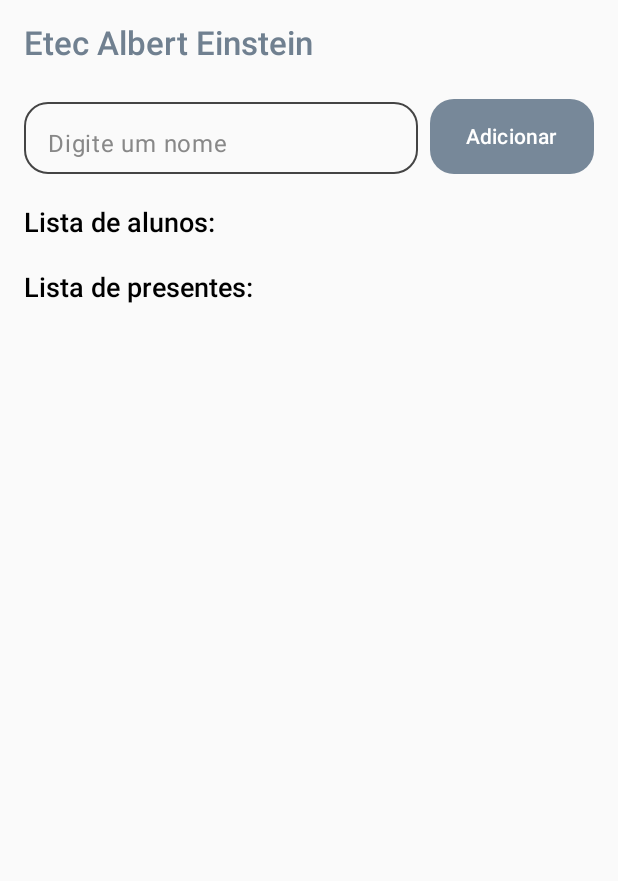
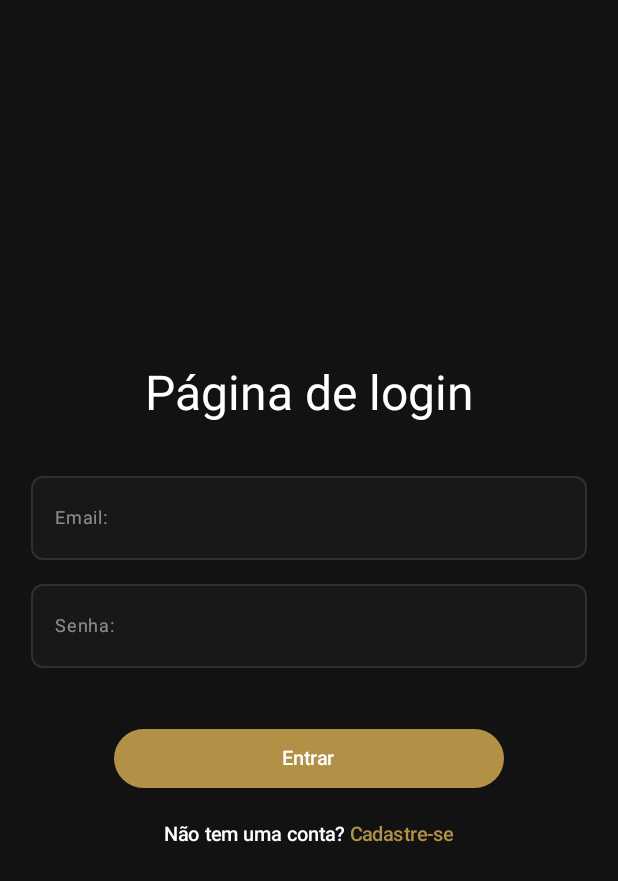
Before and after one commit to danielalmeidafr/Student, an Android app built with Jetpack Compose: the screen it shows after launch (MainActivity), on a phone screen of 412 x 824 dp. Shown: the top 881 px of the screen. Run offline under Robolectric (Android 15) with nearby library versions, the phone set to English and light mode, and no system bars.

Commit message:
feat: adiciona front de login e signup

```diff
--- a/app/build.gradle.kts
+++ b/app/build.gradle.kts
@@ -49,6 +49,7 @@ dependencies {
     implementation(libs.androidx.ui.graphics)
     implementation(libs.androidx.ui.tooling.preview)
     implementation(libs.androidx.material3)
+    implementation(libs.androidx.navigation.compose)
     testImplementation(libs.junit)
     androidTestImplementation(libs.androidx.junit)
     androidTestImplementation(libs.androidx.espresso.core)
--- a/app/src/main/java/com/student/MainActivity.kt
+++ b/app/src/main/java/com/student/MainActivity.kt
@@ -4,21 +4,20 @@ import android.os.Bundle
 import androidx.activity.ComponentActivity
 import androidx.activity.compose.setContent
 import androidx.activity.enableEdgeToEdge
+import androidx.activity.viewModels
 import androidx.compose.foundation.layout.fillMaxSize
 import androidx.compose.foundation.layout.padding
 import androidx.compose.material3.Scaffold
-import androidx.compose.material3.Text
-import androidx.compose.runtime.Composable
 import androidx.compose.ui.Modifier
-import androidx.compose.ui.tooling.preview.Preview
-import com.student.views.Home
 
 class MainActivity : ComponentActivity() {
     override fun onCreate(savedInstanceState: Bundle?) {
         super.onCreate(savedInstanceState)
         enableEdgeToEdge()
         setContent {
-            Home()
+            Scaffold(modifier = Modifier.fillMaxSize()) { innerPadding ->
+                Navigation(modifier = Modifier.padding(innerPadding))
+            }
         }
     }
 }
--- /dev/null
+++ b/app/src/main/java/com/student/Navigation.kt
@@ -0,0 +1,29 @@
+package com.student
+
+import androidx.compose.runtime.Composable
+import androidx.compose.ui.Modifier
+import androidx.navigation.compose.NavHost
+import androidx.navigation.compose.composable
+import androidx.navigation.compose.rememberNavController
+import com.student.pages.HomePage
+import com.student.pages.LoginPage
+import com.student.pages.SignupPage
+
+@Composable
+fun Navigation(modifier: Modifier = Modifier) {
+    val navController = rememberNavController()
+
+    NavHost(navController = navController, startDestination = "login", builder = {
+        composable("login") {
+            LoginPage(modifier, navController)
+        }
+
+        composable("signup") {
+            SignupPage(modifier, navController)
+        }
+
+        composable("home") {
+            HomePage(modifier, navController)
+        }
+    })
+}
--- /dev/null
+++ b/app/src/main/java/com/student/pages/LoginPage.kt
@@ -0,0 +1,129 @@
+package com.student.pages
+
+import androidx.compose.foundation.background
+import androidx.compose.foundation.border
+import androidx.compose.foundation.layout.Arrangement
+import androidx.compose.foundation.layout.Column
+import androidx.compose.foundation.layout.Spacer
+import androidx.compose.foundation.layout.fillMaxSize
+import androidx.compose.foundation.layout.fillMaxWidth
+import androidx.compose.foundation.layout.height
+import androidx.compose.foundation.layout.width
+import androidx.compose.foundation.shape.RoundedCornerShape
+import androidx.compose.material3.Button
+import androidx.compose.material3.ButtonDefaults
+import androidx.compose.material3.OutlinedTextField
+import androidx.compose.material3.OutlinedTextFieldDefaults
+import androidx.compose.material3.Text
+import androidx.compose.material3.TextButton
+import androidx.compose.material3.TextFieldColors
+import androidx.compose.material3.TextFieldDefaults
+import androidx.compose.runtime.Composable
+import androidx.compose.runtime.getValue
+import androidx.compose.runtime.mutableStateOf
+import androidx.compose.runtime.remember
+import androidx.compose.runtime.setValue
+import androidx.compose.ui.Alignment
+import androidx.compose.ui.Modifier
+import androidx.compose.ui.graphics.Color
+import androidx.compose.ui.text.SpanStyle
+import androidx.compose.ui.text.buildAnnotatedString
+import androidx.compose.ui.text.withStyle
+import androidx.compose.ui.unit.dp
+import androidx.compose.ui.unit.sp
+import androidx.navigation.NavController
+
+@Composable
+fun LoginPage(modifier: Modifier = Modifier, navController: NavController) {
+    var email by remember {
+        mutableStateOf("")
+    }
+
+    var password by remember {
+        mutableStateOf("")
+    }
+
+    Column(
+        modifier = Modifier
+            .fillMaxSize()
+            .background(Color(0xFF121212)),
+        verticalArrangement = Arrangement.Center,
+        horizontalAlignment = Alignment.CenterHorizontally
+    ) {
+        Text(text = "Página de login", fontSize = 32.sp, color = Color.White)
+
+        Spacer(modifier = Modifier.height(28.dp))
+
+        OutlinedTextField(
+            value = email,
+            onValueChange = {
+                email = it
+            },
+            label = {
+                Text(text = "Email:", color = Color.White.copy(0.5f), fontSize = 12.sp)
+            },
+            modifier = Modifier
+                .fillMaxWidth(0.9f), shape = RoundedCornerShape(8.dp),
+            colors = OutlinedTextFieldDefaults.colors(
+                unfocusedContainerColor = Color(0xFF181818),
+                unfocusedBorderColor = Color.White.copy(0.1F),
+                focusedContainerColor = Color(0xFF181818),
+                focusedBorderColor = Color.White.copy(0.1f)
+            )
+        )
+
+        Spacer(modifier = Modifier.height(8.dp))
+
+        OutlinedTextField(
+            value = password,
+            onValueChange = {
+                password = it
+            },
+            label = {
+                Text(text = "Senha:", color = Color.White.copy(0.5f), fontSize = 12.sp)
+            },
+            modifier = Modifier
+                .fillMaxWidth(0.9f), shape = RoundedCornerShape(8.dp),
+            colors = OutlinedTextFieldDefaults.colors(
+                unfocusedContainerColor = Color(0xFF181818),
+                unfocusedBorderColor = Color.White.copy(0.1F),
+                focusedContainerColor = Color(0xFF181818),
+                focusedBorderColor = Color.White.copy(0.1f)
+            )
+        )
+
+        Spacer(modifier = Modifier.height(40.dp))
+
+        Button(
+            onClick = {
+                navController.navigate("home")
+            },
+            modifier = Modifier
+                .height(39.dp)
+                .width(260.dp),
+            colors = ButtonDefaults.buttonColors(
+                containerColor = Color(0xFFB29146),
+                contentColor = Color.White
+            )
+        ) {
+            Text(text = "Entrar", fontSize = 13.sp)
+        }
+
+        Spacer(modifier = Modifier.height(8.dp))
+
+        TextButton(onClick = {
+            navController.navigate("signup")
+        }) {
+            Text(
+                buildAnnotatedString {
+                    append("Não tem uma conta? ")
+
+                    withStyle(style = SpanStyle(color = Color(0XFFB29146))) {
+                        append("Cadastre-se")
+                    }
+                },
+                color = Color.White, fontSize = 13.sp
+            )
+        }
+    }
+}
--- a/gradle/libs.versions.toml
+++ b/gradle/libs.versions.toml
@@ -8,6 +8,7 @@ espressoCore = "3.6.1"
 lifecycleRuntimeKtx = "2.8.7"
 activityCompose = "1.10.1"
 composeBom = "2024.09.00"
+navigationCompose = "2.9.3"
 
 [libraries]
 androidx-core-ktx = { group = "androidx.core", name = "core-ktx", version.ref = "coreKtx" }
@@ -24,6 +25,7 @@ androidx-ui-tooling-preview = { group = "androidx.compose.ui", name = "ui-toolin
 androidx-ui-test-manifest = { group = "androidx.compose.ui", name = "ui-test-manifest" }
 androidx-ui-test-junit4 = { group = "androidx.compose.ui", name = "ui-test-junit4" }
 androidx-material3 = { group = "androidx.compose.material3", name = "material3" }
+androidx-navigation-compose = { group = "androidx.navigation", name = "navigation-compose", version.ref = "navigationCompose" }
 
 [plugins]
 android-application = { id = "com.android.application", version.ref = "agp" }
```
Also changed, not shown: app/src/main/java/com/student/pages/HomePage.kt (renamed from app/src/main/java/com/student/views/Home.kt, +3 -22 lines), app/src/main/java/com/student/pages/SignupPage.kt (added, +126 -0 lines).
